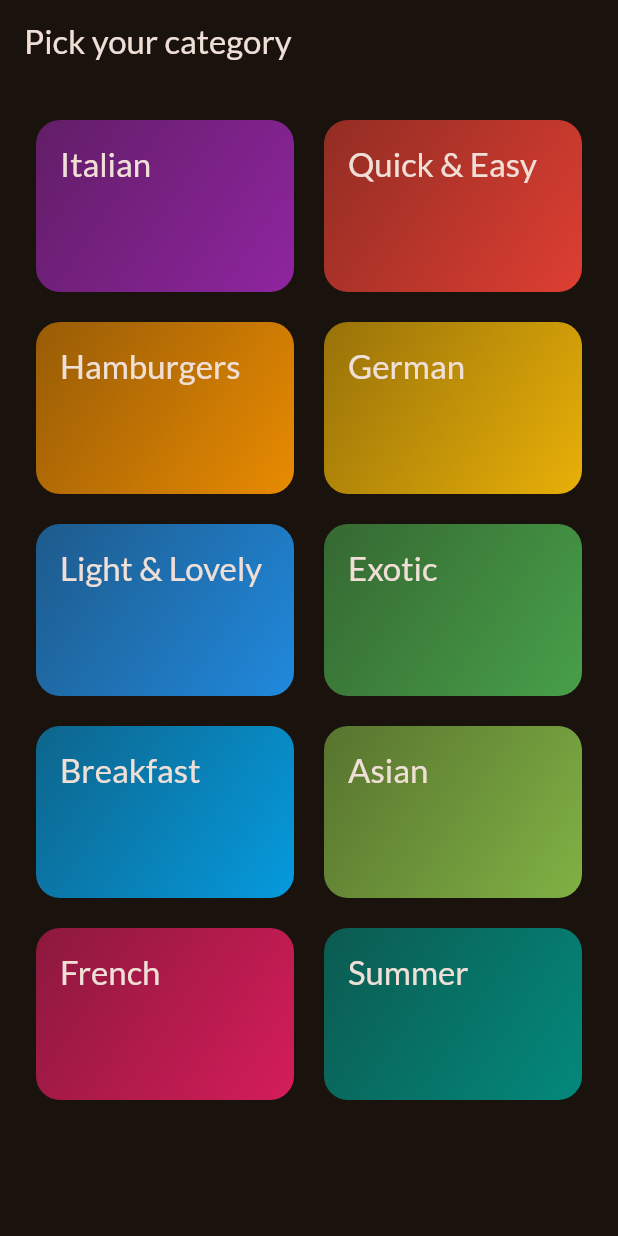
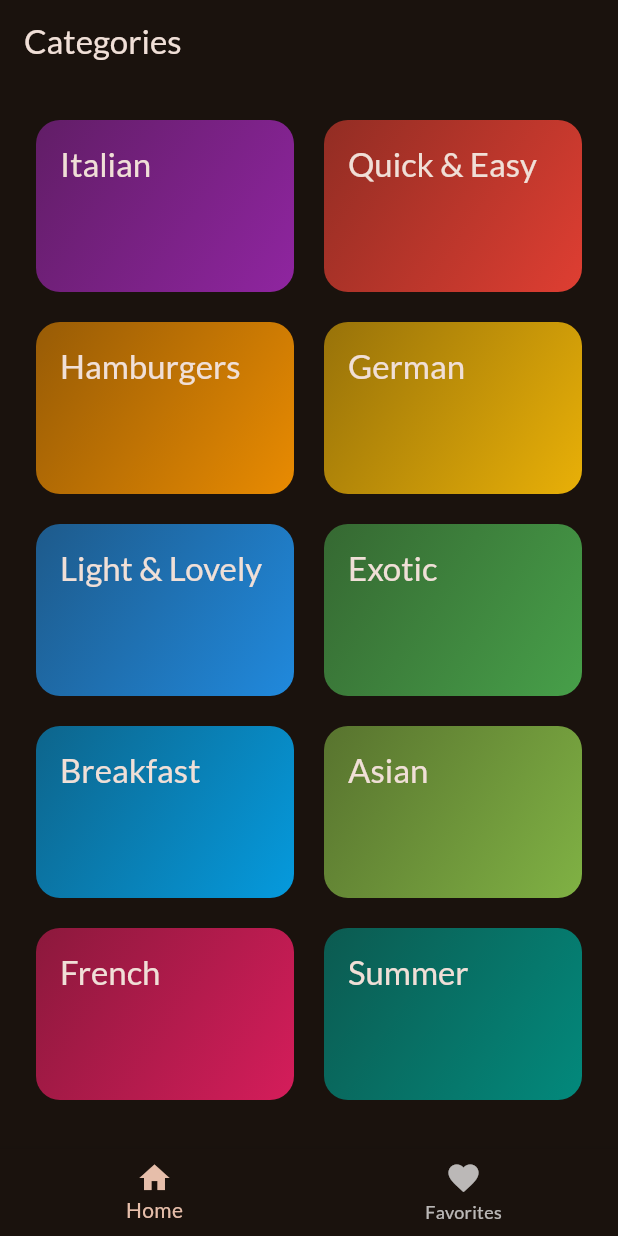
Before and after one commit to Senan04/meals_app, a Flutter app: the screen it shows after launch, on a phone screen of 412 x 824 dp. Run offline on Flutter 3.47's test engine with Material 3 defaults, Android fonts, the phone set to English and light mode, and no system bars; our stand-ins replace google_fonts, transparent_image.

Commit message:
MealDetailsScreen: edited Layout, added TabsScreen -> contains BottomNavigation

```diff
--- a/lib/main.dart
+++ b/lib/main.dart
@@ -2,6 +2,7 @@ import 'package:flutter/material.dart';
 
 import 'package:google_fonts/google_fonts.dart';
 import 'package:meals/screens/categories.dart';
+import 'package:meals/screens/tabs.dart';
 
 final theme = ThemeData(
   colorScheme: ColorScheme.fromSeed(
@@ -22,7 +23,7 @@ class App extends StatelessWidget {
   Widget build(BuildContext context) {
     return MaterialApp(
       theme: theme,
-      home: const CategoriesScreen(),
+      home: const TabsScreen(),
     );
   }
 }
--- a/lib/screens/categories.dart
+++ b/lib/screens/categories.dart
@@ -22,11 +22,7 @@ class CategoriesScreen extends StatelessWidget {
 
   @override
   Widget build(BuildContext context) {
-    return Scaffold(
-      appBar: AppBar(
-        title: const Text('Pick your category'),
-      ),
-      body: GridView(
+    return GridView(
         padding: const EdgeInsets.all(24),
         gridDelegate: const SliverGridDelegateWithFixedCrossAxisCount(
           crossAxisCount: 2,
@@ -42,7 +38,6 @@ class CategoriesScreen extends StatelessWidget {
                   },
                 ))
             .toList(),
-      ),
-    );
+      );
   }
 }
--- /dev/null
+++ b/lib/screens/tabs.dart
@@ -0,0 +1,47 @@
+import 'package:flutter/material.dart';
+import 'package:meals/screens/categories.dart';
+import 'package:meals/screens/meals.dart';
+
+class TabsScreen extends StatefulWidget {
+  const TabsScreen({super.key});
+
+  @override
+  State<TabsScreen> createState() => _TabsScreenState();
+}
+
+class _TabsScreenState extends State<TabsScreen> {
+  var _selectedPage = 0;
+  var _selectedPageTitle = 'Categories';
+
+  _selectPage(final index) {
+    setState(() {
+      _selectedPage = index;
+      _selectedPageTitle = index == 0 ? 'Categories' : 'Favorites';
+    });
+  }
+
+  @override
+  Widget build(BuildContext context) {
+    Widget activeWidget = const CategoriesScreen();
+
+    if (_selectedPage == 1) {
+      activeWidget = const MealsScreen(meals: []);
+    }
+
+    return Scaffold(
+      appBar: AppBar(
+        title: Text(_selectedPageTitle),
+      ),
+      body: activeWidget,
+      bottomNavigationBar: BottomNavigationBar(
+        currentIndex: _selectedPage,
+        onTap: _selectPage,
+        items: const [
+          BottomNavigationBarItem(icon: Icon(Icons.home), label: 'Home'),
+          BottomNavigationBarItem(
+              icon: Icon(Icons.favorite), label: 'Favorites'),
+        ],
+      ),
+    );
+  }
+}
```
Also changed, not shown: lib/screens/meal_details.dart (+25 -5 lines), lib/screens/meals.dart (+10 -8 lines).
